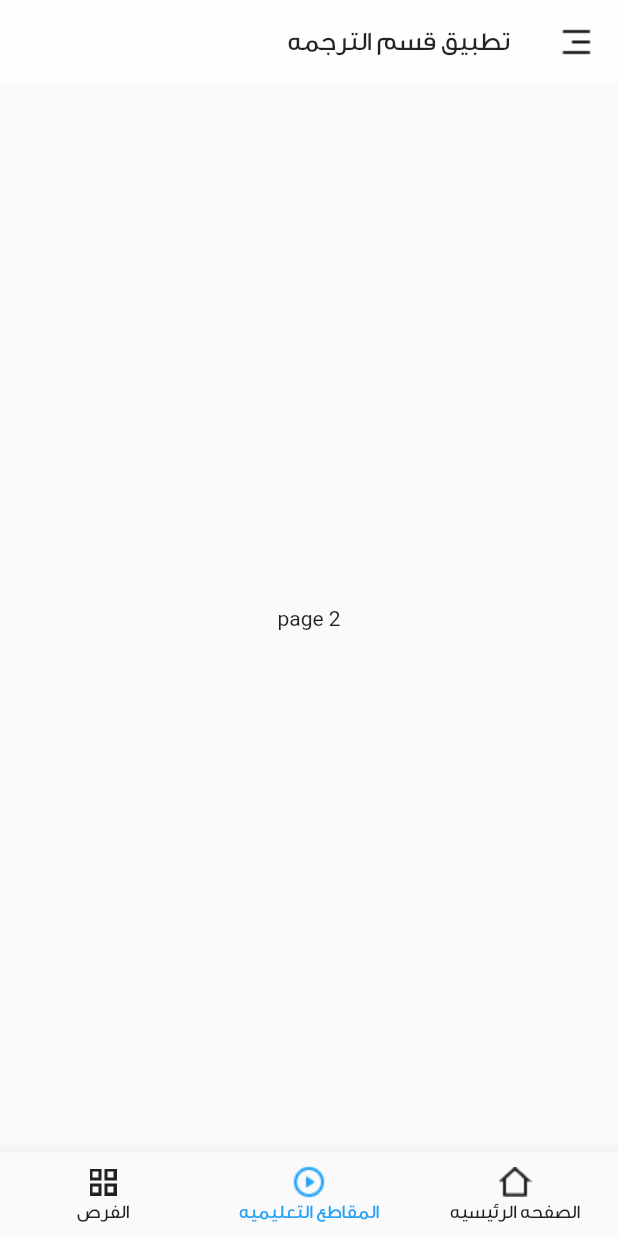
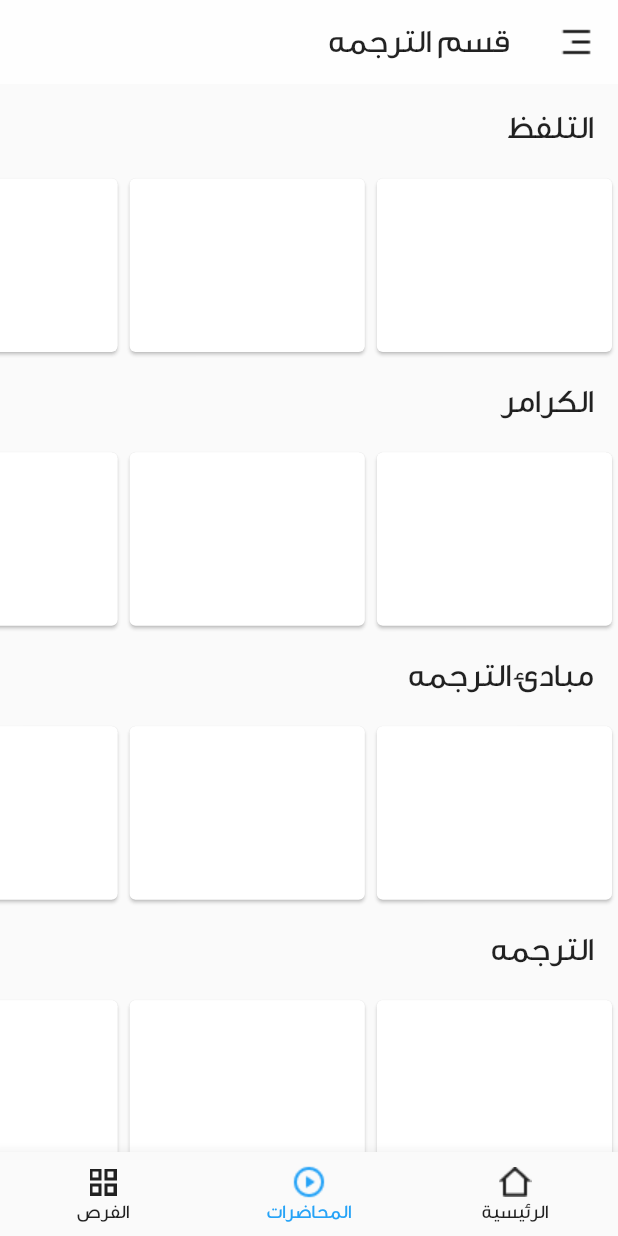
Before and after one commit to husseinkad/translation-dept.-app-, a Flutter app: the screen it shows after launch, item 2 of the bottom bar chosen, on a phone screen of 412 x 824 dp. Run offline on Flutter 3.47's test engine with Material 2 defaults, Android fonts, the phone set to English and light mode, and no system bars; missing offline and left inert: flutter_share.

Commit message:
styles and drawer

```diff
--- a/lib/home.dart
+++ b/lib/home.dart
@@ -1,4 +1,5 @@
 import 'package:flutter/material.dart';
+import 'package:translation_dept/lectures.dart';
 import 'package:translation_dept/utiles/styles.dart';
 
 import 'home_page.dart';
@@ -20,7 +21,7 @@ class _HomeState extends State<Home> {
 
   static const List<Widget> _widgetOptions = <Widget>[
     HomePage(),
-    Text('page 2'),
+    Lectures(),
     Text('page 3'),
   ];
 
@@ -42,7 +43,7 @@ class _HomeState extends State<Home> {
           },
           icon: Image.asset('assets/menu.png', color: Colors.black87,),
         ),
-        title: const Text('تطبيق قسم الترجمه', style: textStyleNormal),
+        title: const Text('قسم الترجمه', style: textStyleBiggerThanNormal),
       ),
       drawer: Drawer(
         //backgroundColor: Colors.white70,
@@ -74,13 +75,13 @@ class _HomeState extends State<Home> {
             icon: ImageIcon(
               AssetImage("assets/home.png"),
             ),
-            label: 'الصفحه الرئيسيه',
+            label: 'الرئيسية',
           ),
           BottomNavigationBarItem(
             icon: ImageIcon(
               AssetImage("assets/play.png"),
             ),
-            label: 'المقاطع التعليميه',
+            label: 'المحاضرات',
           ),
           BottomNavigationBarItem(
             icon: ImageIcon(
--- a/lib/home_page.dart
+++ b/lib/home_page.dart
@@ -17,15 +17,15 @@ class _HomePageState extends State<HomePage> {
         Row(
           mainAxisAlignment: MainAxisAlignment.center,
           children: [
-            gradeCard('مرحلى اوله', Icons.style_outlined, (){}, context),
-            gradeCard('مرحلى ثانيه', Icons.my_library_books_outlined, (){}, context),
+            gradeCard('المرحلة الاولة', Icons.style_outlined, (){}, context),
+            gradeCard('المرحلة الثانية', Icons.my_library_books_outlined, (){}, context),
           ],
         ),
         Row(
           mainAxisAlignment: MainAxisAlignment.center,
           children: [
-           gradeCard('مرحلى ثالثه', Icons.class_outlined, (){}, context),
-           gradeCard('مرحلى رابعه', Icons.person_outlined, (){}, context),
+           gradeCard('المرحلة الثالثة', Icons.class_outlined, (){}, context),
+           gradeCard('المرحلة الرابعة', Icons.person_outlined, (){}, context),
           ],
         ),
       ],
--- /dev/null
+++ b/lib/lectures.dart
@@ -0,0 +1,56 @@
+import 'package:flutter/material.dart';
+import 'package:translation_dept/utiles/styles.dart';
+
+class Lectures extends StatefulWidget {
+  const Lectures({Key? key}) : super(key: key);
+
+  @override
+  State<Lectures> createState() => _LecturesState();
+}
+
+class _LecturesState extends State<Lectures> {
+  @override
+  Widget build(BuildContext context) {
+    return SingleChildScrollView(
+      child: Column(
+        crossAxisAlignment: CrossAxisAlignment.start,
+        children: [
+         title('التلفظ'),
+         listViewWidget(context),
+         title('الكرامر'),
+          listViewWidget(context),
+         title('مبادئ الترجمه'),
+          listViewWidget(context),
+          title('الترجمه'),
+          listViewWidget(context),
+
+        ],
+      ),
+    );
+  }
+}
+
+
+title(title){
+  return Padding(
+    padding: const EdgeInsets.all(16.0),
+    child: Text(title, style: textStyleBiggerThanNormal,),
+  );
+}
+
+listViewWidget(context,){
+  return  SizedBox(
+    height: MediaQuery.of(context).size.height * 0.15,
+    child: ListView.builder(
+        scrollDirection: Axis.horizontal,
+        shrinkWrap: true,
+        itemCount: 4,
+        itemBuilder: (context, index){
+          return SizedBox(
+              height: MediaQuery.of(context).size.height * 0.1,
+              width: MediaQuery.of(context).size.width * 0.4,
+              child: const Card());
+        }
+    ),
+  );
+}
--- a/lib/utiles/styles.dart
+++ b/lib/utiles/styles.dart
@@ -5,4 +5,6 @@ const textStyleSmall = TextStyle(color: Colors.black87, fontFamily: 'dinar', fon
 
 const textStyleNormal = TextStyle(color: Colors.black87, fontFamily: 'dinar', fontSize: 18);
 
+const textStyleBiggerThanNormal = TextStyle(color: Colors.black87, fontFamily: 'dinar', fontSize: 22);
+
 const textStyleBig = TextStyle(color: Colors.black87, fontFamily: 'dinar', fontSize: 24);
```
Also changed, not shown: lib/opportunities.dart (added).
